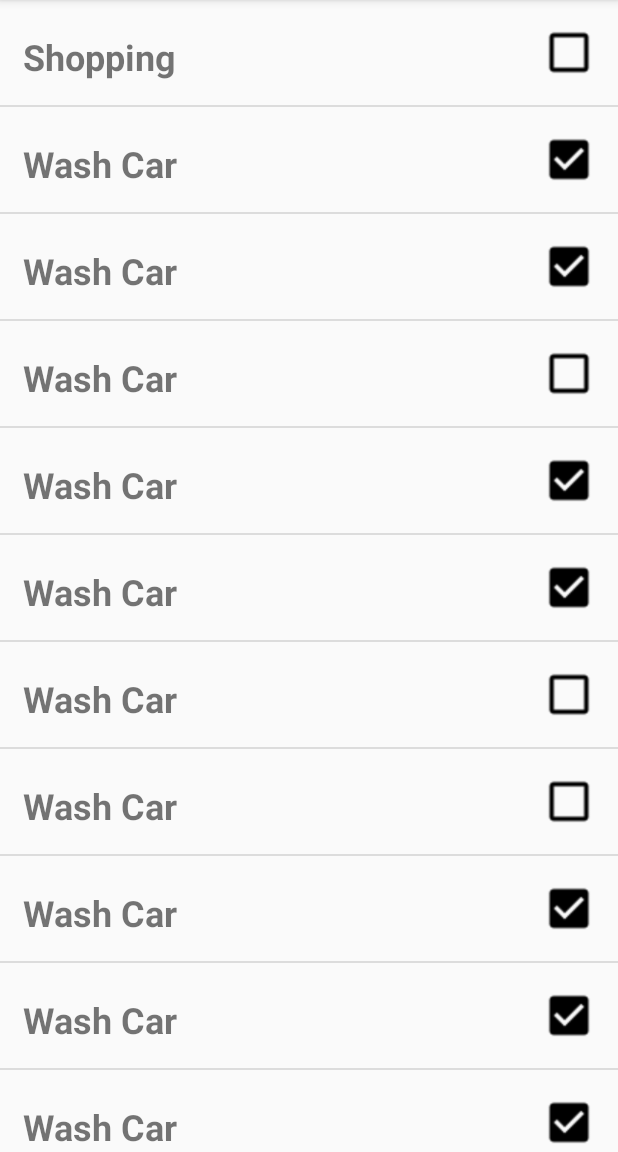
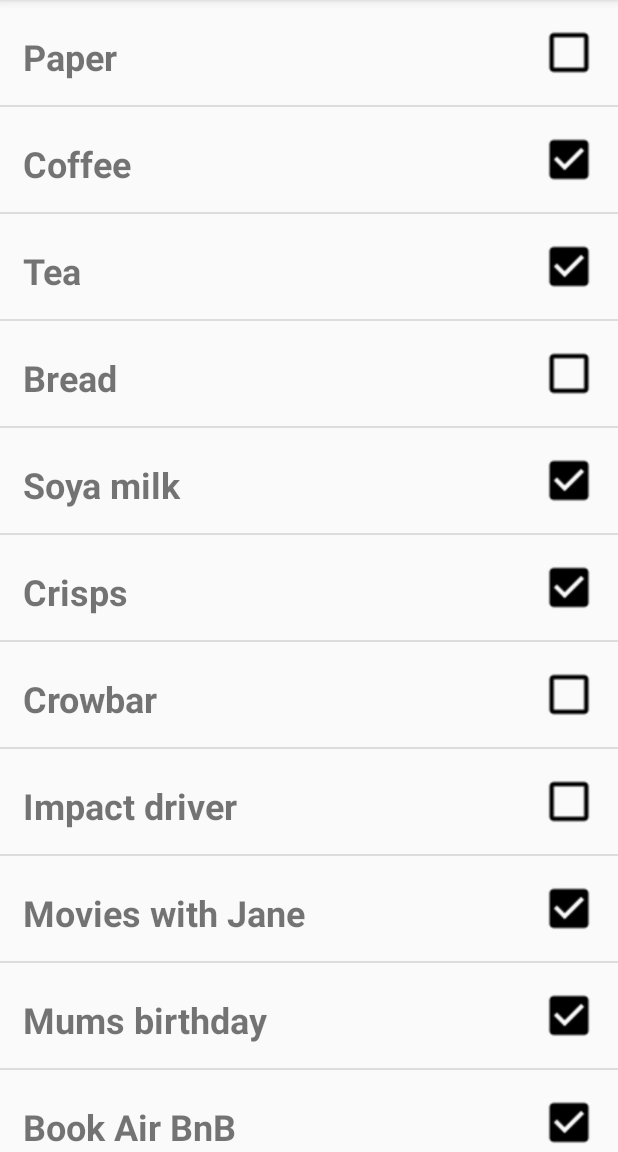
Before and after one commit to rob-code/Project2_ToDoList, an Android app: the screen it shows after launch (ListActivity), on a phone screen of 412 x 824 dp, the part 84-1236 px from its top. Run offline under Robolectric (Android 15) with nearby library versions, the phone set to English and light mode, and no system bars.

Commit message:
better seed file with more category variety for sorting

```diff
--- a/app/src/main/java/com/codeclan/todolist/ListActivity.java
+++ b/app/src/main/java/com/codeclan/todolist/ListActivity.java
@@ -34,6 +34,8 @@ public class ListActivity extends AppCompatActivity {
         Toolbar myToolbar = (Toolbar) findViewById(R.id.app_bar_menu);
         setSupportActionBar(myToolbar);
 
+
+        //TODO: the working list needs to be populated and saved only if it does not exist
         list = new ArrayList<Task>();
         seedList = new SeedList();
         list = seedList.getSeedList();
--- a/app/src/main/java/com/codeclan/todolist/SeedList.java
+++ b/app/src/main/java/com/codeclan/todolist/SeedList.java
@@ -12,18 +12,18 @@ public class SeedList {
 
         seedList = new ArrayList<Task>();
 
-        Task task1 = new Task("Shopping", "Get razor blades", "Personal", false);
-        Task task2 = new Task("Wash Car", "Must get more soap", "Car", true);
-        Task task3 = new Task("Wash Car", "Must get more soap", "Car", true);
-        Task task4 = new Task("Wash Car", "Must get more soap", "Car", false);
-        Task task5 = new Task("Wash Car", "Must get more soap", "Car", true);
-        Task task6 = new Task("Wash Car", "Must get more soap", "Car", true);
-        Task task7 = new Task("Wash Car", "Must get more soap", "Car", false);
-        Task task8 = new Task("Wash Car", "Must get more soap", "Car", false);
-        Task task9 = new Task("Wash Car", "Must get more soap", "Car", true);
-        Task task10 = new Task("Wash Car", "Must get more soap", "Car", true);
-        Task task11 = new Task("Wash Car", "Must get more soap", "Car", true);
-        Task task12 = new Task("Wash Car", "Must get more soap", "Car", true);
+        Task task1 = new Task("Paper", "Get the good news", "Shopping", false);
+        Task task2 = new Task("Coffee", "Percolata", "Shopping", true);
+        Task task3 = new Task("Tea", "The best from Sri Lanka", "Shopping", true);
+        Task task4 = new Task("Bread", "Gluten free", "Shopping", false);
+        Task task5 = new Task("Soya milk", "Stop drinking milk!", "Shopping", true);
+        Task task6 = new Task("Crisps", "An anti-item. Stop buying these things!!", "Shopping", true);
+        Task task7 = new Task("Crowbar", "Take down the wall", "DIY", false);
+        Task task8 = new Task("Impact driver", "Get those stuck screws out", "DIY", false);
+        Task task9 = new Task("Movies with Jane", "Must get more soap", "Fun", true);
+        Task task10 = new Task("Mums birthday", "Must get more soap", "Fun", true);
+        Task task11 = new Task("Book Air BnB", "We've got the £100 voucher", "Holidays", true);
+        Task task12 = new Task("Change bike tyres", "Jane's bike!", "Bikes", true);
 
         seedList.add(task1);
         seedList.add(task2);
```
